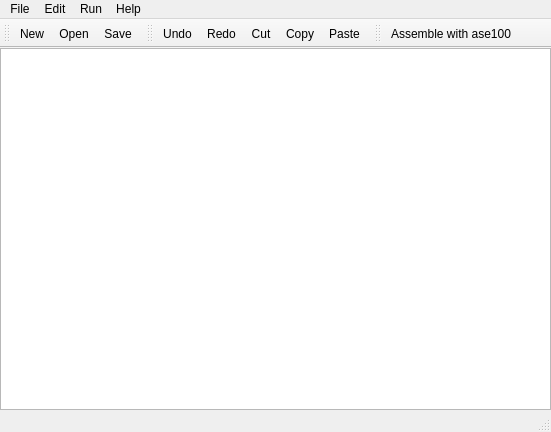
Old version of the form forms/mainwindow.ui in the repository BGR360/asIDE.
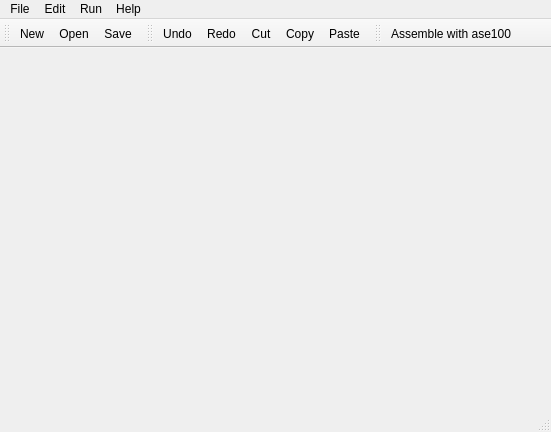
New version of the form. Icons and pictures are not drawn.

Commit message: Began implementing a tab-based document approach

Patch:
```diff
--- a/forms/mainwindow.ui
+++ b/forms/mainwindow.ui
@@ -31,7 +31,29 @@
      <number>0</number>
     </property>
     <item>
-     <widget class="QPlainTextEdit" name="editor"/>
+     <widget class="QTabWidget" name="tabWidget">
+      <property name="tabPosition">
+       <enum>QTabWidget::North</enum>
+      </property>
+      <property name="tabShape">
+       <enum>QTabWidget::Triangular</enum>
+      </property>
+      <property name="currentIndex">
+       <number>-1</number>
+      </property>
+      <property name="elideMode">
+       <enum>Qt::ElideRight</enum>
+      </property>
+      <property name="documentMode">
+       <bool>true</bool>
+      </property>
+      <property name="tabsClosable">
+       <bool>true</bool>
+      </property>
+      <property name="movable">
+       <bool>true</bool>
+      </property>
+     </widget>
     </item>
    </layout>
   </widget>
```
The commit also changes 8 other files.
